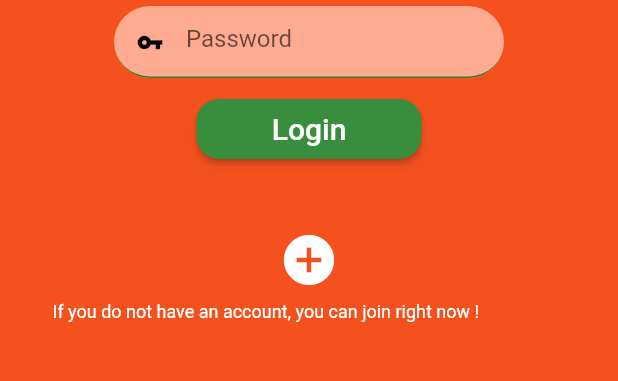
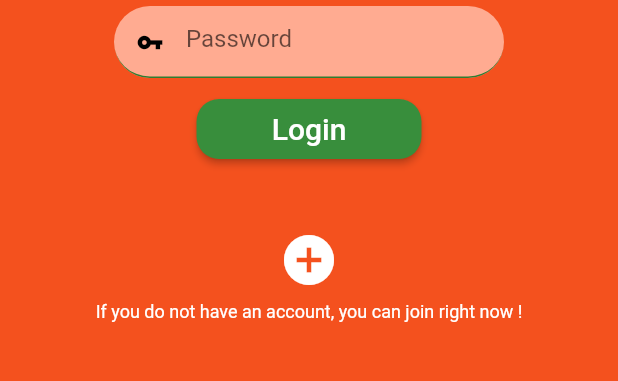
Before and after one commit to RoxanaDenisa/TravelApp, a Flutter app: the screen it shows after launch, on a phone screen of 412 x 824 dp, the part 402-783 px from its top. Run offline on Flutter 3.47's test engine with Material 2 defaults, Android fonts, the phone set to English and light mode, and no system bars; Roboto replaces fonts that are missing (Raleway).

Commit message:
Login modified

```diff
--- a/travel_app/lib/main.dart
+++ b/travel_app/lib/main.dart
@@ -100,16 +100,8 @@ class _MyHomePageState extends State<MyHomePage>{
                     color: Colors.white,
                   ),
                   iconSize: 40.0,
-                  )
-               ]
-          ,),
-          )
-        ),
-         Container(
-          padding: EdgeInsets.only(top: 0.0,left: 35.0,right: 20.0),
+                  ),
 
-          child: Column(
-               children:<Widget>[
                 Text(
                   'If you do not have an account, you can join right now !',
                 style: TextStyle(
@@ -121,7 +113,8 @@ class _MyHomePageState extends State<MyHomePage>{
                ]
           ,),
         )
-        ],
+        )
+        ]
     )
     );
   }
```
